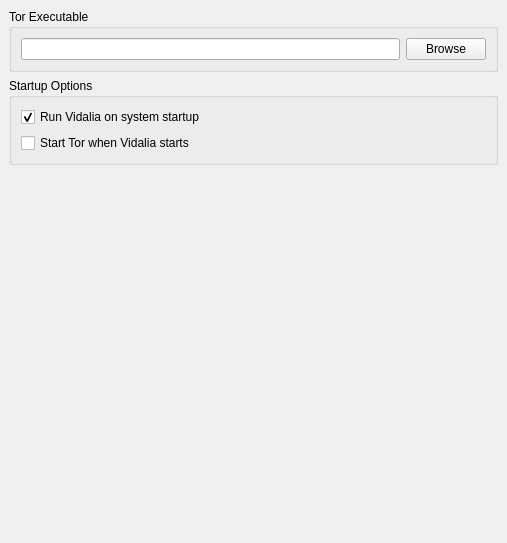
This is src/vidalia/config/generalpage.ui in a-ilin/vidalia as Qt 5 draws it before an edit. The edited form follows.
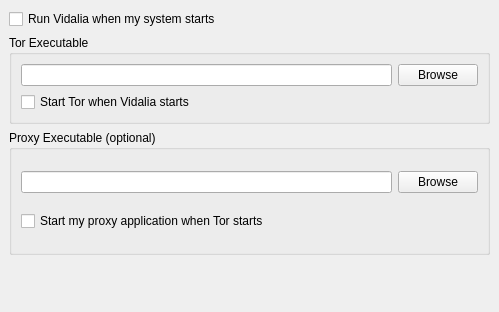
This is the edited form.

Commit message:
r299@lysithea:  edmanm | 2008-04-03 21:16:13 -0400  Mock up a UI for letting people set a proxy executable (e.g., Polipo) that  gets launched when Tor starts. This is just the UI. It currently does nothing.  I'm not kidding. Don't tell me it doesn't work.
svn:r2478

What changed in the file:
```diff
--- a/src/vidalia/config/generalpage.ui
+++ b/src/vidalia/config/generalpage.ui
@@ -8,8 +8,8 @@
    <rect>
     <x>0</x>
     <y>0</y>
-    <width>507</width>
-    <height>543</height>
+    <width>499</width>
+    <height>312</height>
    </rect>
   </property>
   <property name="contextMenuPolicy" >
@@ -22,6 +22,25 @@
    <property name="spacing" >
     <number>6</number>
    </property>
+   <property name="leftMargin" >
+    <number>9</number>
+   </property>
+   <property name="topMargin" >
+    <number>9</number>
+   </property>
+   <property name="rightMargin" >
+    <number>9</number>
+   </property>
+   <property name="bottomMargin" >
+    <number>9</number>
+   </property>
+   <item>
+    <widget class="QCheckBox" name="chkRunVidaliaAtSystemStartup" >
+     <property name="text" >
+      <string>Run Vidalia when my system starts</string>
+     </property>
+    </widget>
+   </item>
    <item>
     <widget class="QGroupBox" name="grpTorLocation" >
      <property name="minimumSize" >
@@ -44,103 +63,76 @@
        <number>6</number>
       </property>
       <item>
-       <widget class="QLineEdit" name="lineTorExecutable" >
-        <property name="enabled" >
-         <bool>true</bool>
-        </property>
-        <property name="minimumSize" >
-         <size>
-          <width>160</width>
-          <height>0</height>
-         </size>
-        </property>
-        <property name="cursor" >
-         <cursor>4</cursor>
-        </property>
-        <property name="contextMenuPolicy" >
-         <enum>Qt::NoContextMenu</enum>
-        </property>
-        <property name="toolTip" >
-         <string>Path to Tor's executable</string>
-        </property>
-       </widget>
-      </item>
-      <item>
-       <widget class="QPushButton" name="btnBrowseTorExecutable" >
-        <property name="enabled" >
-         <bool>true</bool>
-        </property>
-        <property name="minimumSize" >
-         <size>
-          <width>0</width>
-          <height>0</height>
-         </size>
-        </property>
-        <property name="contextMenuPolicy" >
-         <enum>Qt::NoContextMenu</enum>
-        </property>
-        <property name="toolTip" >
-         <string>Select path to Tor executable</string>
-        </property>
-        <property name="text" >
-         <string>Browse</string>
-        </property>
-       </widget>
+       <layout class="QVBoxLayout" >
+        <item>
+         <layout class="QHBoxLayout" >
+          <item>
+           <widget class="QLineEdit" name="lineTorExecutable" />
+          </item>
+          <item>
+           <widget class="QPushButton" name="btnBrowseTorExecutable" >
+            <property name="text" >
+             <string>Browse</string>
+            </property>
+           </widget>
+          </item>
+         </layout>
+        </item>
+        <item>
+         <widget class="QCheckBox" name="chkRunTorAtVidaliaStartup" >
+          <property name="text" >
+           <string>Start Tor when Vidalia starts</string>
+          </property>
+         </widget>
+        </item>
+       </layout>
       </item>
      </layout>
     </widget>
    </item>
    <item>
-    <widget class="QGroupBox" name="grpStartup" >
+    <widget class="QGroupBox" name="grpProxyExecutable" >
+     <property name="sizePolicy" >
+      <sizepolicy vsizetype="Preferred" hsizetype="Preferred" >
+       <horstretch>0</horstretch>
+       <verstretch>0</verstretch>
+      </sizepolicy>
+     </property>
      <property name="minimumSize" >
       <size>
        <width>0</width>
-       <height>0</height>
+       <height>125</height>
       </size>
      </property>
      <property name="contextMenuPolicy" >
       <enum>Qt::NoContextMenu</enum>
      </property>
      <property name="title" >
-      <string>Startup Options</string>
+      <string>Proxy Executable (optional)</string>
      </property>
-     <layout class="QVBoxLayout" >
-      <property name="margin" >
-       <number>9</number>
-      </property>
-      <property name="spacing" >
-       <number>6</number>
-      </property>
-      <item>
-       <widget class="QCheckBox" name="chkRunWithSys" >
-        <property name="contextMenuPolicy" >
-         <enum>Qt::NoContextMenu</enum>
-        </property>
-        <property name="toolTip" >
-         <string>Select to start Vidalia on system boot</string>
-        </property>
-        <property name="text" >
-         <string>Run Vidalia on system startup</string>
-        </property>
-        <property name="checked" >
-         <bool>true</bool>
-        </property>
-       </widget>
-      </item>
-      <item>
-       <widget class="QCheckBox" name="chkRunTor" >
-        <property name="contextMenuPolicy" >
-         <enum>Qt::NoContextMenu</enum>
-        </property>
-        <property name="toolTip" >
-         <string>Set to start Tor when you launch Vidalia</string>
-        </property>
-        <property name="text" >
-         <string>Start Tor when Vidalia starts</string>
-        </property>
-       </widget>
-      </item>
-     </layout>
+      <layout class="QVBoxLayout" >
+       <item>
+        <layout class="QHBoxLayout" >
+         <item>
+          <widget class="QLineEdit" name="lineProxyExecutable" />
+         </item>
+         <item>
+          <widget class="QPushButton" name="btnBrowseProxyExecutable" >
+           <property name="text" >
+            <string>Browse</string>
+           </property>
+          </widget>
+         </item>
+        </layout>
+       </item>
+       <item>
+        <widget class="QCheckBox" name="chkRunProxyAtTorStartup" >
+         <property name="text" >
+          <string>Start my proxy application when Tor starts</string>
+         </property>
+        </widget>
+       </item>
+      </layout>
     </widget>
    </item>
    <item>
@@ -151,7 +143,7 @@
      <property name="sizeHint" >
       <size>
        <width>20</width>
-       <height>309</height>
+       <height>40</height>
       </size>
      </property>
     </spacer>
```
Left out of the diff: 29 changed lines with no effect on the pictures. The commit also changes 1 other file.
